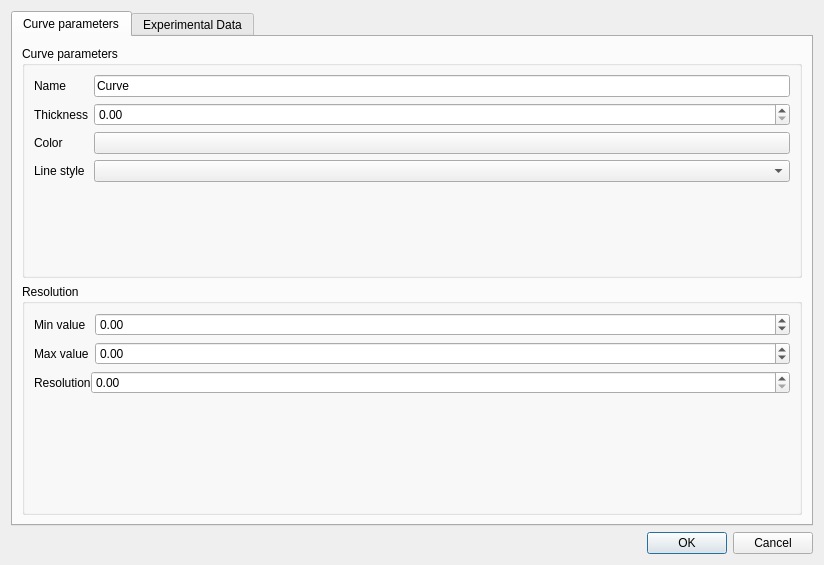
Above: newcurvedialog.ui from arntanguy/STS-simulator before the change. Below: the same form after it.
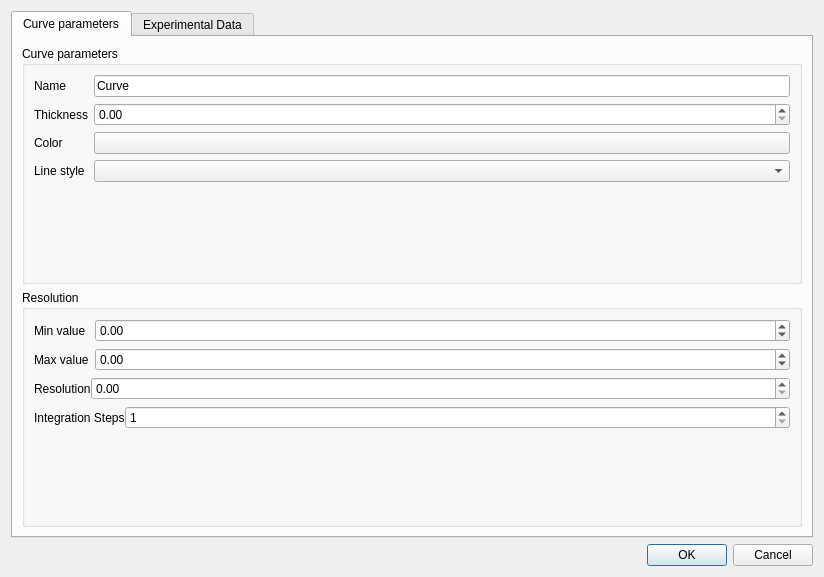
That is the form after the change. Custom widgets are drawn as their Qt base class.

The edit to the form file:
```diff
--- a/newcurvedialog.ui
+++ b/newcurvedialog.ui
@@ -7,7 +7,7 @@
     <x>0</x>
     <y>0</y>
     <width>824</width>
-    <height>565</height>
+    <height>577</height>
    </rect>
   </property>
   <property name="windowTitle">
@@ -110,14 +110,14 @@
             </property>
            </widget>
           </item>
-          <item row="1" column="0">
+          <item row="3" column="0">
            <widget class="QLabel" name="label_9">
             <property name="text">
              <string>Max value</string>
             </property>
            </widget>
           </item>
-          <item row="1" column="1">
+          <item row="3" column="1">
            <widget class="QDoubleSpinBox" name="curveMax">
             <property name="minimum">
              <double>-1000000000.000000000000000</double>
@@ -130,7 +130,7 @@
             </property>
            </widget>
           </item>
-          <item row="2" column="0" colspan="2">
+          <item row="4" column="0" colspan="2">
            <widget class="QWidget" name="curveResolutionWidget" native="true">
             <layout class="QFormLayout" name="formLayout_5">
              <property name="horizontalSpacing">
@@ -171,6 +171,62 @@
             </layout>
            </widget>
           </item>
+          <item row="5" column="0" colspan="2">
+           <widget class="QWidget" name="curveIntegralResolutionWidget" native="true">
+            <property name="sizePolicy">
+             <sizepolicy hsizetype="Preferred" vsizetype="Preferred">
+              <horstretch>0</horstretch>
+              <verstretch>0</verstretch>
+             </sizepolicy>
+            </property>
+            <property name="minimumSize">
+             <size>
+              <width>0</width>
+              <height>0</height>
+             </size>
+            </property>
+            <layout class="QFormLayout" name="formLayout_6">
+             <property name="horizontalSpacing">
+              <number>0</number>
+             </property>
+             <property name="verticalSpacing">
+              <number>0</number>
+             </property>
+             <property name="leftMargin">
+              <number>0</number>
+             </property>
+             <property name="topMargin">
+              <number>0</number>
+             </property>
+             <property name="rightMargin">
+              <number>0</number>
+             </property>
+             <property name="bottomMargin">
+              <number>0</number>
+             </property>
+             <item row="1" column="0">
+              <widget class="QLabel" name="label_11">
+               <property name="whatsThis">
+                <string>&lt;html&gt;&lt;head/&gt;&lt;body&gt;&lt;p&gt;Number of step used to approximate the integral between two of the function points. &lt;/p&gt;&lt;p&gt;&amp;quot;Resolution&amp;quot; points will be computed for the curves. Between two of these points, &amp;quot;Integration Steps&amp;quot; values will be computed.&lt;/p&gt;&lt;/body&gt;&lt;/html&gt;</string>
+               </property>
+               <property name="text">
+                <string>Integration Steps</string>
+               </property>
+              </widget>
+             </item>
+             <item row="1" column="1">
+              <widget class="QSpinBox" name="curveIntegralResolution">
+               <property name="minimum">
+                <number>1</number>
+               </property>
+               <property name="maximum">
+                <number>1000000000</number>
+               </property>
+              </widget>
+             </item>
+            </layout>
+           </widget>
+          </item>
          </layout>
         </widget>
        </item>
```
